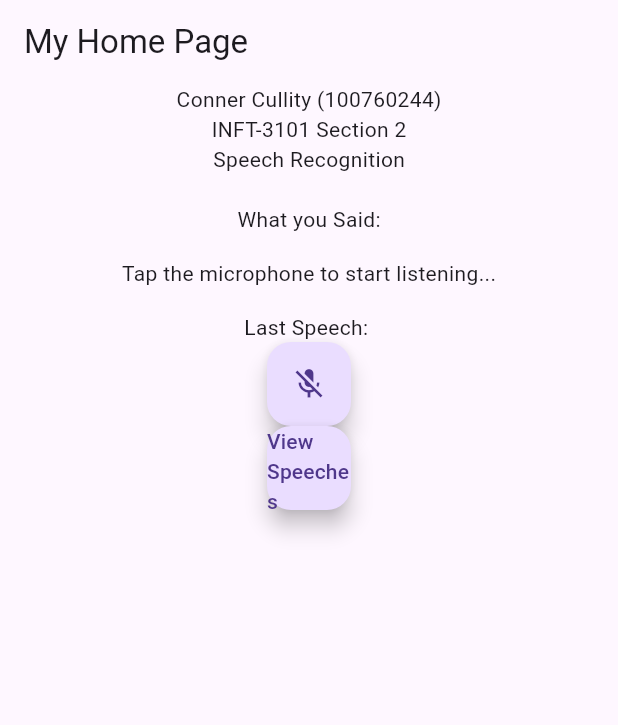
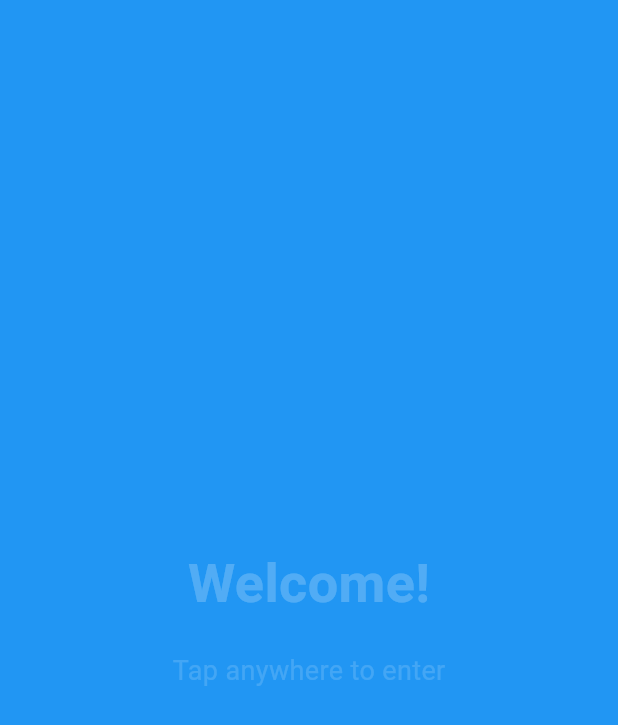
Before and after one commit to conman1005/ListenToSpeech, a Flutter app: the first screen one second after launch, on a phone screen of 412 x 824 dp. Shown: the top 725 px of the screen. Run offline on Flutter 3.47's test engine with Material 3 defaults, Android fonts, the phone set to English and light mode, and no system bars; our stand-ins replace permission_handler, speech_to_text; missing offline and left inert: system_theme; Roboto replaces fonts that are missing (San Francisco).

Commit message:
Created splash screen with a welcome message

```diff
--- /dev/null
+++ b/App/lib/home.dart
@@ -0,0 +1,89 @@
+import 'package:flutter/material.dart';
+import 'package:lab5/main.dart';
+
+class Home extends StatefulWidget {
+  const Home({super.key});
+
+  @override
+  _HomeState createState() => _HomeState();
+}
+
+class _HomeState extends State<Home> with SingleTickerProviderStateMixin {
+  late AnimationController _controller;
+  late Animation<double> _animation;
+
+  @override
+  void initState() {
+    super.initState();
+
+    // Initialize animation
+    _controller = AnimationController(
+      duration: const Duration(seconds: 2),
+      vsync: this,
+    )..forward();
+    _animation = CurvedAnimation(parent: _controller, curve: Curves.easeIn);
+
+    // Auto navigate to the main page after 3 seconds
+    Future.delayed(const Duration(seconds: 3), () {
+      if (mounted) {
+        Navigator.pushReplacement(
+          context,
+          MaterialPageRoute(builder: (context) => const MyCounter()),
+        );
+      }
+    });
+  }
+
+  @override
+  void dispose() {
+    _controller.dispose(); // Clean up resources
+    super.dispose();
+  }
+
+  @override
+  Widget build(BuildContext context) {
+    return Scaffold(
+      body: GestureDetector(
+        onTap: () {
+          // Navigate to main page on tap
+          Navigator.pushReplacement(
+            context,
+            MaterialPageRoute(builder: (context) => const MyCounter()),
+          );
+        },
+        child: Stack(
+          fit: StackFit.expand,
+          children: [
+            Container(color: Colors.blue),
+            Center(
+              child: FadeTransition(
+                opacity: _animation,
+                child: const Column(
+                  mainAxisAlignment: MainAxisAlignment.center,
+                  children: [
+                    Text(
+                      'Welcome!',
+                      style: TextStyle(
+                        fontSize: 36,
+                        fontWeight: FontWeight.bold,
+                        color: Colors.white,
+                      ),
+                    ),
+                    SizedBox(height: 20),
+                    Text(
+                      'Tap anywhere to enter',
+                      style: TextStyle(
+                        fontSize: 18,
+                        color: Colors.white70,
+                      ),
+                    ),
+                  ],
+                ),
+              ),
+            ),
+          ],
+        ),
+      ),
+    );
+  }
+}
--- a/App/lib/main.dart
+++ b/App/lib/main.dart
@@ -1,7 +1,4 @@
-// Code taken from https://docs.flutter.dev/get-started/fundamentals/widgets
-
 import 'dart:io';
-
 import 'package:flutter/material.dart';
 import 'package:speech_to_text/speech_recognition_result.dart';
 import 'package:speech_to_text/speech_to_text.dart';
@@ -11,18 +8,31 @@ import 'package:permission_handler/permission_handler.dart';
 import 'package:lab5/speeches.dart';
 import 'package:lab5/past_speeches.dart';
 import 'package:system_theme/system_theme.dart';
+import 'package:lab5/home.dart';
 
-//import 'google_fonts';
+void main() => runApp(const MyApp());
 
+class MyApp extends StatelessWidget {
+  const MyApp({super.key});
 
-// Speech Recognition code from https://pub.dev/packages/speech_to_text
-
-void main() => runApp(MaterialApp(
-  home: const MyCounter(),
+  @override
+  Widget build(BuildContext context) {
+    return MaterialApp(
+      debugShowCheckedModeBanner: false,
+      theme: ThemeData(
+        brightness: Brightness.light,
+        primarySwatch: Colors.blue,
+        scaffoldBackgroundColor: Colors.white,
+        fontFamily: 'San Francisco', // Mimics Apple UI
+      ),
+      home: const Home(),
       routes: <String, WidgetBuilder>{
-    "/pastSpeeches": (BuildContext context)=> const MySpeeches()
+        "/main": (BuildContext context) => const MyCounter(),
+        "/pastSpeeches": (BuildContext context) => const MySpeeches(),
+      },
+    );
   }
-));
+}
 
 class MyCounter extends StatefulWidget {
   const MyCounter({super.key});
@@ -30,27 +40,9 @@ class MyCounter extends StatefulWidget {
   State<MyCounter> createState() => _MyCounterState();
 }
 
-// Moved Speeches class to speeches.dart
-/*class Speeches {
-  int id;
-  String title;
-  String content;
-
-  Speeches(this.id, this.title, this.content);
-
-    Map toJson() => {
-      'id': id,
-      'title': title,
-      'content': content
-    };
-  }*/
-
 class _MyCounterState extends State<MyCounter> {
-  //const _MyCounterState({super.key});
-
   Future<String> get _localPath async {
     final directory = await getApplicationDocumentsDirectory();
-
     return directory.path;
   }
 
@@ -61,19 +53,14 @@ class _MyCounterState extends State<MyCounter> {
 
   Future<File> writeSpeech(String text) async {
     final file = await _localFile;
-
-    // Write the file
     return file.writeAsString(text, mode: FileMode.append);
   }
-
 
   final SpeechToText _speechToText = SpeechToText();
   bool _speechEnabled = false;
   String _lastWords = '';
   var speeches = [];
 
-
-  /// This has to happen only once per app
   void _initSpeech() async {
     await SystemTheme.accentColor.load();
     var status = await Permission.microphone.status;
@@ -85,14 +72,12 @@ class _MyCounterState extends State<MyCounter> {
     } else {
       _speechEnabled = await _speechToText.initialize();
     }
-    // This is for when _speechEnabled is set to true before running program, this will override the permission requirements.
     if (_speechEnabled) {
       _speechEnabled = await _speechToText.initialize();
     }
     setState(() {});
   }
 
-  /// Each time to start a speech recognition session
   void _startListening() async {
     if (_speechToText.isAvailable) {
       await _speechToText.listen(onResult: _onSpeechResult);
@@ -100,58 +85,42 @@ class _MyCounterState extends State<MyCounter> {
     }
   }
 
-  /// Manually stop the active speech recognition session
-  /// Note that there are also timeouts that each platform enforces
-  /// and the SpeechToText plugin supports setting timeouts on the
-  /// listen method.
   void _stopListening() async {
     await _speechToText.stop();
     setState(() {});
   }
 
-  /// This is the callback that the SpeechToText plugin calls when
-  /// the platform returns recognized words.
   void _onSpeechResult(SpeechRecognitionResult result) async {
     setState(() {
       _lastWords = result.recognizedWords;
     });
     if (_lastWords.isNotEmpty) {
-      // Only write speech when listening has stopped
       if (_speechToText.isNotListening) {
         Speeches speech = Speeches(speeches.length, _lastWords[0], _lastWords);
         speeches.add(speech);
         final File testRead = await _localFile;
         final bool jsonExists = await testRead.exists();
         String json = "";
-        // chech if JSON file exists
         if (jsonExists) {
           final read = await testRead.readAsString();
-          // if empty write with starting notation
           if (read.isEmpty) {
             json = jsonEncode(speech);
-          // otherwise end with comma
           } else {
             json = ", ${jsonEncode(speech)}";
           }
-        // write with starting notation if file doesn't exist.
         } else {
           json = jsonEncode(speech);
         }
-        //String json = jsonEncode(speech);
         writeSpeech(json);
-        //debugPrint("JSON: " + await testRead.readAsString());
       }
     }
   }
 
   void viewSpeechesPage() {
-    //Navigator.of(context).pushNamed("/pastSpeeches");
     Navigator.push(
       context,
       MaterialPageRoute(builder: (context) => const MySpeeches()),
     );
-
-    //Navigator.of(context).push(MaterialPageRoute(builder: (BuildContext context) => new MySpeeches()));
     setState(() {});
   }
 
@@ -161,62 +130,86 @@ class _MyCounterState extends State<MyCounter> {
     _initSpeech();
   }
 
-  int count = 0;
-
   @override
   Widget build(BuildContext context) {
-    /*ThemeData(
-      textTheme: GoogleFonts.kalamTextTheme(),
-    );*/
-    return MaterialApp( // Root widget
-      home: Scaffold(
+    return Scaffold(
       appBar: AppBar(
-          title: const Text('My Home Page'),
+        backgroundColor: Colors.white,
+        elevation: 0,
+        title: const Text(
+          'Speech Recognition',
+          style: TextStyle(
+            color: Colors.black,
+            fontSize: 20,
+            fontWeight: FontWeight.w600,
           ),
-        body: Center(
-          child: Builder(
-            builder: (context) {
-              return Column(
+        ),
+        centerTitle: true,
+      ),
+      body: Padding(
+        padding: const EdgeInsets.symmetric(horizontal: 16, vertical: 20),
+        child: Column(
+          crossAxisAlignment: CrossAxisAlignment.start,
           children: [
-                  const Text('Conner Cullity (100760244)'),
-                  const Text('INFT-3101 Section 2'),
-                  const Text('Speech Recognition'),
+            const Text(
+              'What you said:',
+              style: TextStyle(
+                fontSize: 24,
+                fontWeight: FontWeight.w600,
+                color: Colors.black,
+              ),
+            ),
             const SizedBox(height: 20),
-                  const Text("What you Said:"),
             Container(
               padding: const EdgeInsets.all(16),
+              decoration: BoxDecoration(
+                color: Colors.grey.shade200,
+                borderRadius: BorderRadius.circular(12),
+              ),
               child: Text(
-                      // If listening is active show the recognized words
                 _speechToText.isListening
                     ? 'Listening...'
-                          // If listening isn't active but could be tell the user
-                          // how to start it, otherwise indicate that speech
-                          // recognition is not yet ready or not supported on
-                          // the target device
                     : _speechEnabled
                         ? 'Tap the microphone to start listening...'
                         : 'Speech not available',
+                style: const TextStyle(fontSize: 16, color: Colors.black87),
               ),
             ),
-                  Text('Last Speech: $_lastWords'),
+            const SizedBox(height: 20),
+            Text(
+              'Last Speech: $_lastWords',
+              style: const TextStyle(
+                fontSize: 18,
+                color: Colors.black54,
+              ),
+            ),
+            const Spacer(),
+            Row(
+              mainAxisAlignment: MainAxisAlignment.spaceEvenly,
+              children: [
                 FloatingActionButton(
-                    onPressed:
-                        // If not yet listening for speech start, otherwise stop
-                        _speechToText.isNotListening ? _startListening : _stopListening,
+                  onPressed: _speechToText.isNotListening
+                      ? _startListening
+                      : _stopListening,
+                  backgroundColor: Colors.blue,
                   tooltip: 'Listen',
-                    child: Icon(_speechToText.isNotListening ? Icons.mic_off : Icons.mic),
+                  child: Icon(
+                    _speechToText.isNotListening ? Icons.mic_off : Icons.mic,
+                    color: Colors.white,
+                  ),
                 ),
                 FloatingActionButton(
-                    onPressed:
-                        // If not yet listening for speech start, otherwise stop
-                        viewSpeechesPage,
+                  onPressed: viewSpeechesPage,
+                  backgroundColor: Colors.blue,
                   tooltip: 'View Speeches',
-                    child: const Text('View Speeches'),
+                  child: const Icon(
+                    Icons.library_books,
+                    color: Colors.white,
+                  ),
                 ),
               ],
-              );
-            },
             ),
+          ],
         ),
       ),
     );
--- a/App/lib/past_speeches.dart
+++ b/App/lib/past_speeches.dart
@@ -37,7 +37,7 @@ class MySpeechesState extends State<MySpeeches> {
 
   String displayText = "";
 
-  Column contentColumn = Column();
+  Column contentColumn = const Column();
 
   // Generate a List of Object Maps from the JSON file
   Future<List<Map>> readJson() async {
--- a/App/lib/view_speech.dart
+++ b/App/lib/view_speech.dart
@@ -1,8 +1,3 @@
-import 'dart:convert';
-import 'dart:io';
-import 'package:lab5/main.dart';
-import 'package:path_provider/path_provider.dart';
-import 'speeches.dart';
 import 'package:lab5/past_speeches.dart';
 
 import 'package:flutter/material.dart';
--- a/App/test.dart
+++ b/App/test.dart
@@ -1,7 +1,6 @@
 // Code taken from https://docs.flutter.dev/get-started/fundamentals/widgets
 
 import 'package:flutter/material.dart';
-import 'package:flutter/services.dart';
 
 //import 'google_fonts';
 
```
Lines whose indentation alone changed are shown as unchanged.
